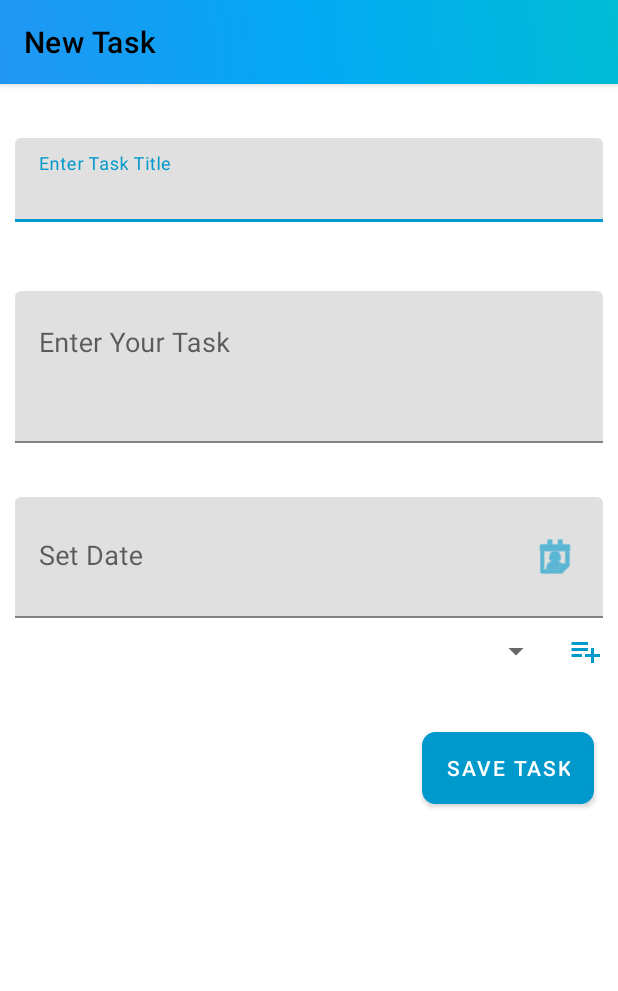
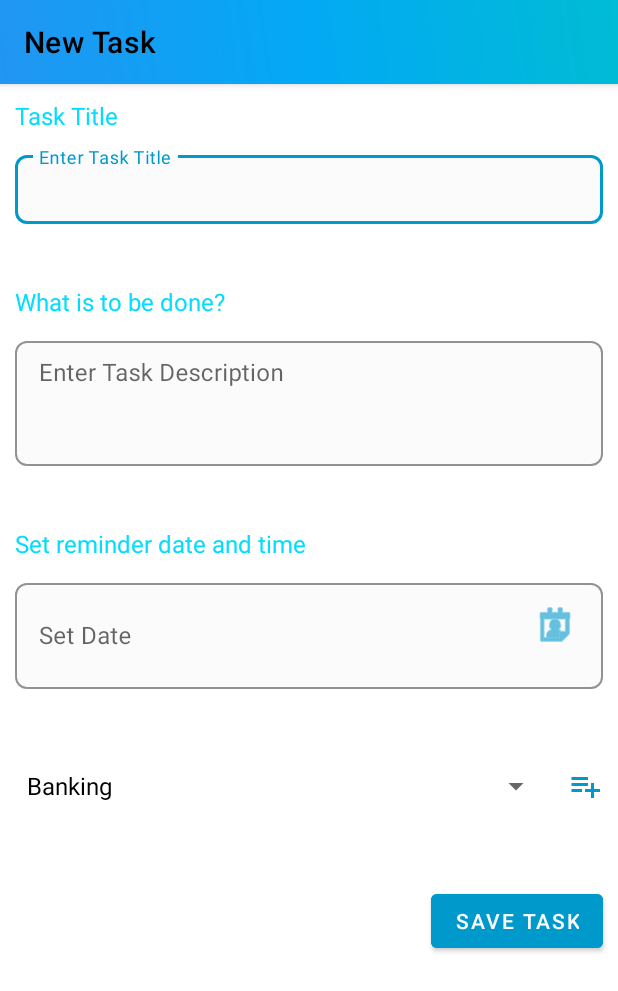
Before and after one commit to ParthManna/To-Do-List-App, an Android app: the TaskActivity screen opened directly, with no data from a screen before it, on a phone screen of 412 x 824 dp. Shown: the top 991 px of the screen. Run offline under Robolectric (Android 15) with nearby library versions, the phone set to English and light mode, and no system bars; our stand-ins replace Room's generated code.

Commit message:
update new task page

```diff
--- a/app/src/main/java/com/example/todo_p/MainActivity.kt
+++ b/app/src/main/java/com/example/todo_p/MainActivity.kt
@@ -27,7 +27,7 @@ class MainActivity : AppCompatActivity() {
             insets
         }
         setSupportActionBar(binding.toolbar)
-        findViewById<FloatingActionButton>(R.id.fab)?.setOnClickListener {
+        binding.fab.setOnClickListener {
             startActivity(Intent(this, TaskActivity::class.java))
         }
     }
--- a/app/src/main/java/com/example/todo_p/TaskActivity.kt
+++ b/app/src/main/java/com/example/todo_p/TaskActivity.kt
@@ -1,26 +1,33 @@
 package com.example.todo_p
 
 import android.app.DatePickerDialog
+import android.app.TimePickerDialog
 import android.os.Bundle
 import android.view.View
+import android.widget.ArrayAdapter
 import android.widget.DatePicker
+import android.widget.TimePicker
 import androidx.activity.enableEdgeToEdge
 import androidx.appcompat.app.AppCompatActivity
 import androidx.core.view.ViewCompat
 import androidx.core.view.WindowInsetsCompat
 import androidx.room.Room
-import java.util.Calendar
 import com.example.todo_p.databinding.ActivityTaskBinding
 import java.text.SimpleDateFormat
+import java.util.Calendar
+import java.util.Locale
 
 const val DB_NAME = "todo.db"
-class TaskActivity : AppCompatActivity() {
+class TaskActivity : AppCompatActivity(), View.OnClickListener {
 
     private lateinit var binding : ActivityTaskBinding
 
     lateinit var myCalender: Calendar
 
     lateinit var dateSetListener: DatePickerDialog.OnDateSetListener
+    lateinit var timeSetListener: TimePickerDialog.OnTimeSetListener
+
+    private val labels = arrayListOf("Personal", "Business", "Insurence", "Shopping", "Banking")
 
     val db by lazy{
         Room.databaseBuilder(this,
@@ -40,18 +47,57 @@ class TaskActivity : AppCompatActivity() {
             insets
         }
 
-        binding.dateEdt.setOnClickListener{ v : View ->
+        myCalender = Calendar.getInstance()
+
+        binding.dateEdt.setOnClickListener(this)
+        binding.timeEdt.setOnClickListener(this)
+
+        setUpSpinner()
+
+    }
+
+    private fun setUpSpinner() {
+        val adapter = ArrayAdapter<String>(this, android.R.layout.simple_spinner_dropdown_item, labels)
+        labels.sort()
+        binding.spinnerCategory.adapter = adapter
+
+    }
+
+    override fun onClick(v : View){
         when(v.id){
             R.id.dateEdt -> {
                 setListener()
             }
+            R.id.timeEdt -> {
+                setTimeListener()
+            }
         }
     }
 
+    private fun setTimeListener() {
+        timeSetListener = TimePickerDialog.OnTimeSetListener{ _: TimePicker, hourofday: Int, minute: Int ->
+            myCalender.set(Calendar.HOUR_OF_DAY,hourofday)
+            myCalender.set(Calendar.MINUTE,minute)
+            updateTime()
         }
 
+        val timePickerDialog = TimePickerDialog(
+            this, timeSetListener, myCalender.get(Calendar.HOUR_OF_DAY),
+            myCalender.get(Calendar.MINUTE),
+            false
+        )
+
+        timePickerDialog.show()
+    }
+
+    private fun updateTime() {
+        val myformat = "h : mm a"
+        val sdf = SimpleDateFormat(myformat, Locale.getDefault())
+        binding.timeEdt.setText(sdf.format(myCalender.time))
+    }
+
+
     private fun setListener() {
-        myCalender = Calendar.getInstance()
 
         dateSetListener = DatePickerDialog.OnDateSetListener{ _: DatePicker, year: Int, month: Int, dayOfMonth: Int ->
             myCalender.set(Calendar.YEAR,year)
--- a/app/src/main/res/layout/activity_task.xml
+++ b/app/src/main/res/layout/activity_task.xml
@@ -5,10 +5,7 @@
     android:layout_width="match_parent"
     android:layout_height="match_parent"
     android:orientation="vertical"
-    android:layout_marginStart="8dp"
-    android:layout_marginBottom="8dp"
-    android:layout_marginTop="8dp"
-    android:layout_marginEnd="8dp"
+    android:padding="16dp"
     android:id="@+id/main"
     tools:context=".TaskActivity">
 
@@ -32,11 +29,12 @@
     <TextView
         android:layout_width="wrap_content"
         android:layout_height="wrap_content"
+        android:layout_marginTop="10dp"
         android:layout_marginStart="10dp"
-        android:layout_marginBottom="4dp"
-        android:layout_marginTop="10dp"
+        android:layout_marginBottom="10dp"
+        android:layout_marginEnd="10dp"
         android:text="Task Title"
-        android:textColor="@android:color/white"
+        android:textColor="@android:color/holo_blue_bright"
         android:textSize="16sp"/>
 
     <!-- Task Title Input -->
@@ -44,21 +42,27 @@
         android:id="@+id/titleInplay"
         android:layout_width="match_parent"
         android:layout_height="wrap_content"
+        app:boxStrokeColor="?attr/colorPrimary"
+        app:boxBackgroundMode="outline"
+        app:boxCornerRadiusTopStart="8dp"
+        app:boxCornerRadiusTopEnd="8dp"
+        app:boxCornerRadiusBottomStart="8dp"
+        app:boxCornerRadiusBottomEnd="8dp"
+        app:errorEnabled="true"
+        android:hint="Enter Task Title"
         android:layout_marginStart="10dp"
         android:layout_marginBottom="10dp"
         android:layout_marginEnd="10dp"
-
-        app:hintTextColor="@color/colorAccent"
-        app:boxStrokeColor="@color/colorAccent"
-        android:background="@drawable/custom_textinput_border"
         >
 
         <com.google.android.material.textfield.TextInputEditText
             android:id="@+id/taskTitleInput"
             android:layout_width="match_parent"
             android:layout_height="wrap_content"
-            android:hint="Enter Task Title"
-            android:inputType="text" />
+            android:padding="12dp"
+            android:inputType="text"
+            android:textSize="16sp"
+            android:backgroundTint="?android:attr/colorControlHighlight" />
     </com.google.android.material.textfield.TextInputLayout>
 
     <!-- Task Description Label -->
@@ -68,96 +72,118 @@
         android:text="What is to be done?"
         android:layout_width="wrap_content"
         android:layout_height="wrap_content"
+        android:layout_marginTop="10dp"
         android:layout_marginStart="10dp"
-        android:layout_marginTop="10dp"
-        android:layout_marginBottom="4dp"
-        android:textColor="@android:color/white"
+        android:layout_marginBottom="10dp"
+        android:layout_marginEnd="10dp"
+        android:textColor="@android:color/holo_blue_bright"
         android:textSize="16sp"/>
 
     <!-- Task Description Input -->
     <com.google.android.material.textfield.TextInputLayout
         android:layout_width="match_parent"
         android:layout_height="wrap_content"
+        app:boxStrokeColor="?attr/colorPrimary"
+        app:boxBackgroundMode="outline"
+        app:boxCornerRadiusTopStart="8dp"
+        app:boxCornerRadiusTopEnd="8dp"
+        app:boxCornerRadiusBottomStart="8dp"
+        app:boxCornerRadiusBottomEnd="8dp"
+        app:errorEnabled="true"
+        android:hint="Enter Task Description"
         android:layout_marginStart="10dp"
+        android:layout_marginBottom="10dp"
         android:layout_marginEnd="10dp"
-        app:hintTextColor="@color/colorAccent"
-        app:boxStrokeColor="@color/colorAccent">
+        >
 
         <com.google.android.material.textfield.TextInputEditText
             android:id="@+id/taskDescriptionInput"
             android:layout_width="match_parent"
             android:layout_height="wrap_content"
-            android:hint="Enter Your Task"
+            android:padding="12dp"
             android:inputType="textMultiLine"
             android:lines="3"
             android:gravity="start"
-            android:textSize="18sp" />
-
+            android:textSize="16sp"
+            android:backgroundTint="?android:attr/colorControlHighlight" />
     </com.google.android.material.textfield.TextInputLayout>
 
     <!-- Date Label -->
     <TextView
         android:layout_width="wrap_content"
         android:layout_height="wrap_content"
+        android:layout_marginTop="10dp"
         android:layout_marginStart="10dp"
-        android:layout_marginTop="10dp"
-        android:layout_marginBottom="4dp"
+        android:layout_marginBottom="10dp"
+        android:layout_marginEnd="10dp"
         style="@style/LabelStyle"
         android:text="Set reminder date and time"
-        android:textColor="@android:color/white"
-        android:textSize="16sp"
-        />
+        android:textColor="@android:color/holo_blue_bright"
+        android:textSize="16sp" />
 
     <!-- Date Picker with Calendar Icon -->
     <com.google.android.material.textfield.TextInputLayout
         android:layout_width="match_parent"
         android:layout_height="wrap_content"
+        app:boxStrokeColor="?attr/colorPrimary"
+        app:boxBackgroundMode="outline"
+        app:boxCornerRadiusTopStart="8dp"
+        app:boxCornerRadiusTopEnd="8dp"
+        app:boxCornerRadiusBottomStart="8dp"
+        app:boxCornerRadiusBottomEnd="8dp"
+        app:errorEnabled="true"
+        android:hint="Set Date"
         android:layout_marginStart="10dp"
-        app:hintTextColor="@color/colorAccent"
-        app:boxStrokeColor="@color/colorAccent"
-        android:background="@drawable/custom_textinput_border"
-        android:layout_marginEnd="10dp">
+        android:layout_marginBottom="10dp"
+        android:layout_marginEnd="10dp"
+        >
 
         <com.google.android.material.textfield.TextInputEditText
             android:id="@+id/dateEdt"
             android:layout_width="match_parent"
             android:layout_height="wrap_content"
-                android:hint="Set Date"
-                android:textSize="18sp"
+            android:padding="12dp"
+            android:textSize="16sp"
             android:drawableEnd="@drawable/ic_menu_my_calendar_with_padding"
             android:drawableTint="@color/colorAccent"
             android:cursorVisible="false"
-                android:inputType="date"
-                android:focusable="false" />
+            android:inputType="none"
+            android:focusable="false"
+            android:backgroundTint="?android:attr/colorControlHighlight"
+            android:contentDescription="Select date for reminder" />
     </com.google.android.material.textfield.TextInputLayout>
 
-
+    <!-- Time Picker with Clock Icon -->
     <com.google.android.material.textfield.TextInputLayout
+        android:id="@+id/timeInptLay"
         android:layout_width="match_parent"
         android:layout_height="wrap_content"
+        android:visibility="gone"
+        app:boxStrokeColor="?attr/colorPrimary"
+        app:boxBackgroundMode="outline"
+        app:boxCornerRadiusTopStart="8dp"
+        app:boxCornerRadiusTopEnd="8dp"
+        app:boxCornerRadiusBottomStart="8dp"
+        app:boxCornerRadiusBottomEnd="8dp"
+        app:errorEnabled="true"
+        android:hint="Set Time"
         android:layout_marginStart="10dp"
-        android:layout_marginEnd="10dp"
         android:layout_marginBottom="10dp"
-        android:layout_marginTop="10dp"
-        app:hintTextColor="@color/colorAccent"
-        app:boxStrokeColor="@color/colorAccent"
-        android:background="@drawable/custom_textinput_border"
-        android:visibility="gone"
-        android:id="@+id/timeInptLay">
+        android:layout_marginEnd="10dp">
 
         <com.google.android.material.textfield.TextInputEditText
+            android:id="@+id/timeEdt"
             android:layout_width="match_parent"
             android:layout_height="wrap_content"
-            android:hint="Set Time"
-            android:clickable="true"
-            android:id="@+id/timeEdt"
-            android:cursorVisible="false"
+            android:padding="12dp"
             android:drawableEnd="@drawable/baseline_access_time_24_with_padding"
             android:drawableTint="@color/colorAccent"
+            android:cursorVisible="false"
+            android:inputType="none"
             android:focusable="false"
-            android:textSize="18sp"/>
-
-
+            android:textSize="16sp"
+            android:backgroundTint="?android:attr/colorControlHighlight"
+            android:contentDescription="Select time for reminder" />
     </com.google.android.material.textfield.TextInputLayout>
 
     <!-- Priority Dropdown (Spinner) -->
@@ -165,10 +191,11 @@
         android:layout_width="match_parent"
         android:layout_height="wrap_content"
         android:layout_marginTop="10dp"
+        android:orientation="horizontal"
+        android:gravity="center_vertical"
+        android:layout_marginStart="10dp"
         android:layout_marginBottom="10dp"
-        android:layout_marginStart="10dp"
-        android:layout_marginEnd="10dp"
-        android:orientation="horizontal">
+        android:layout_marginEnd="10dp">
 
         <Spinner
             android:id="@+id/spinnerCategory"
@@ -177,17 +204,16 @@
             android:layout_height="wrap_content"
             android:layout_marginEnd="10dp"
             android:spinnerMode="dropdown"
-            />
+            android:contentDescription="Task category selection" />
 
         <ImageView
             android:id="@+id/imgAddCategory"
             android:layout_width="wrap_content"
             android:layout_height="wrap_content"
             android:src="@drawable/baseline_playlist_add_24"
-            app:tint="@color/colorAccent" />
-
+            app:tint="@color/colorAccent"
+            android:contentDescription="Add new task category" />
     </LinearLayout>
-
 
     <!-- Save Task Button -->
     <com.google.android.material.button.MaterialButton
@@ -195,12 +221,13 @@
         android:layout_width="wrap_content"
         android:layout_height="wrap_content"
         android:layout_gravity="end"
+        android:layout_marginTop="32dp"
+        android:layout_marginStart="10dp"
+        android:layout_marginBottom="10dp"
+        android:layout_marginEnd="10dp"
+        android:text="SAVE TASK"
+        android:textColor="@android:color/white"
         android:backgroundTint="@color/colorAccent"
-        android:text="SAVE TASK"
-        android:layout_marginTop="32dp"
-        android:layout_marginEnd="16dp"
-        android:textColor="@android:color/white"
-        android:background="@drawable/custom_textinput_border"
         android:contentDescription="Save Task Button" />
 
 </LinearLayout>
```
Lines whose indentation alone changed are shown as unchanged.
